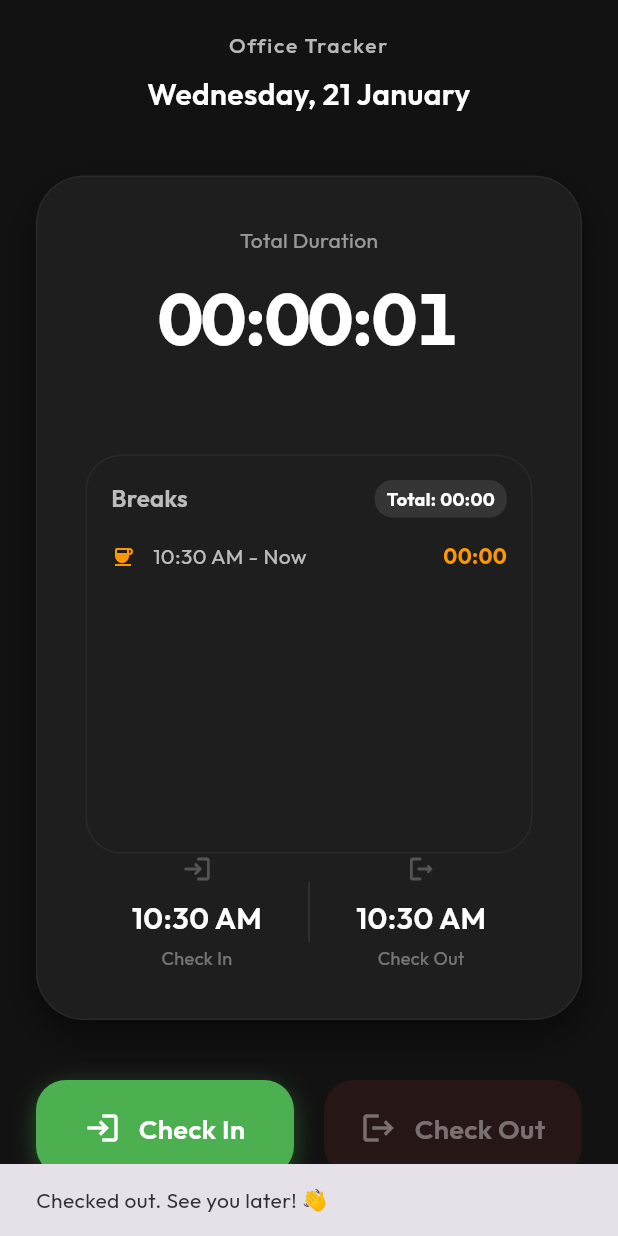
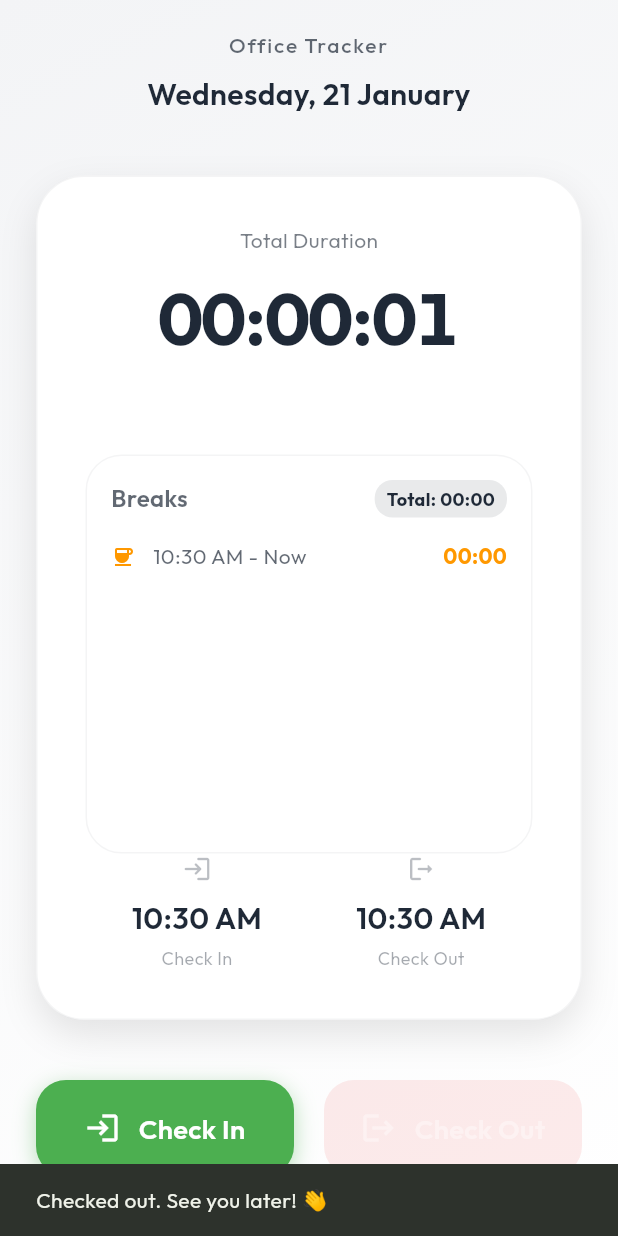
Before and after one commit to stibinottathai/Time-Tracker-Application, a Flutter app: the screen it shows after launch, after a tap on "Check In", after a tap on "Check Out", on a phone screen of 412 x 824 dp. Run offline on Flutter 3.47's test engine with Material 3 defaults, Android fonts, the phone set to English and light mode, and no system bars; our stand-ins replace google_fonts, shared_preferences.

Commit message:
made design change

```diff
--- a/lib/main.dart
+++ b/lib/main.dart
@@ -12,18 +12,60 @@ class MyApp extends StatelessWidget {
   @override
   Widget build(BuildContext context) {
     return MaterialApp(
-      title: 'Office Tracker',
+      title: 'Time Tracker',
       debugShowCheckedModeBanner: false,
-      theme: ThemeData(
-        brightness: Brightness.dark,
-        useMaterial3: true,
-        primaryColor: const Color(0xFF4CAF50),
-        scaffoldBackgroundColor: const Color(0xFF121212),
-        textTheme: GoogleFonts.outfitTextTheme(
-          Theme.of(context).textTheme,
-        ).apply(bodyColor: Colors.white, displayColor: Colors.white),
-      ),
+      themeMode: ThemeMode.system,
+      theme: _buildLightTheme(context),
+      darkTheme: _buildDarkTheme(context),
       home: const HomeScreen(),
     );
   }
+
+  ThemeData _buildLightTheme(BuildContext context) {
+    final baseTextTheme = GoogleFonts.outfitTextTheme(
+      Theme.of(context).textTheme,
+    );
+    return ThemeData(
+      brightness: Brightness.light,
+      useMaterial3: true,
+      colorScheme: ColorScheme.fromSeed(
+        seedColor: const Color(0xFF4CAF50),
+        brightness: Brightness.light,
+        surface: const Color(0xFFFFFFFF), // White surface
+        onSurface: const Color(0xFF1F2937),
+        primary: const Color(0xFF4CAF50),
+        secondary: const Color(0xFF0175C2),
+        background: const Color(0xFFF3F4F6),
+      ),
+      scaffoldBackgroundColor: const Color(0xFFF3F4F6),
+      textTheme: baseTextTheme.apply(
+        bodyColor: const Color(0xFF1F2937),
+        displayColor: const Color(0xFF1F2937),
+      ),
+    );
+  }
+
+  ThemeData _buildDarkTheme(BuildContext context) {
+    final baseTextTheme = GoogleFonts.outfitTextTheme(
+      Theme.of(context).textTheme,
+    );
+    return ThemeData(
+      brightness: Brightness.dark,
+      useMaterial3: true,
+      colorScheme: ColorScheme.fromSeed(
+        seedColor: const Color(0xFF4CAF50),
+        brightness: Brightness.dark,
+        surface: const Color(0xFF1E1E1E),
+        onSurface: Colors.white,
+        primary: const Color(0xFF4CAF50),
+        secondary: const Color(0xFF0175C2),
+        background: const Color(0xFF121212),
+      ),
+      scaffoldBackgroundColor: const Color(0xFF121212),
+      textTheme: baseTextTheme.apply(
+        bodyColor: Colors.white,
+        displayColor: Colors.white,
+      ),
+    );
+  }
 }
--- a/lib/screens/home_screen.dart
+++ b/lib/screens/home_screen.dart
@@ -85,12 +85,27 @@ class _HomeScreenState extends State<HomeScreen> {
   Widget build(BuildContext context) {
     final now = DateTime.now();
     final dateStr = DateFormat('EEEE, d MMMM').format(now);
+    final theme = Theme.of(context);
+    final isDark = theme.brightness == Brightness.dark;
 
     return Scaffold(
-      backgroundColor: const Color(0xFF121212), // Dark Premium Background
-      body: SafeArea(
+      extendBodyBehindAppBar: true,
+      body: Container(
+        decoration: BoxDecoration(
+          gradient: LinearGradient(
+            begin: Alignment.topLeft,
+            end: Alignment.bottomRight,
+            colors: isDark
+                ? [const Color(0xFF121212), const Color(0xFF1E1E1E)]
+                : [const Color(0xFFF3F4F6), const Color(0xFFFFFFFF)],
+          ),
+        ),
+        child: SafeArea(
           child: Padding(
-          padding: const EdgeInsets.symmetric(horizontal: 24.0, vertical: 20.0),
+            padding: const EdgeInsets.symmetric(
+              horizontal: 24.0,
+              vertical: 20.0,
+            ),
             child: Column(
               crossAxisAlignment: CrossAxisAlignment.stretch,
               children: [
@@ -98,7 +113,7 @@ class _HomeScreenState extends State<HomeScreen> {
                 Text(
                   'Office Tracker',
                   style: GoogleFonts.outfit(
-                  color: Colors.white70,
+                    color: theme.colorScheme.onSurface.withValues(alpha: 0.7),
                     fontSize: 14,
                     fontWeight: FontWeight.w500,
                     letterSpacing: 1.2,
@@ -109,7 +124,7 @@ class _HomeScreenState extends State<HomeScreen> {
                 Text(
                   dateStr,
                   style: GoogleFonts.outfit(
-                  color: Colors.white,
+                    color: theme.colorScheme.onSurface,
                     fontSize: 20,
                     fontWeight: FontWeight.w600,
                   ),
@@ -152,6 +167,7 @@ class _HomeScreenState extends State<HomeScreen> {
             ),
           ),
         ),
+      ),
     );
   }
 
@@ -174,16 +190,20 @@ class _HomeScreenState extends State<HomeScreen> {
 
     return Container(
       decoration: BoxDecoration(
-        color: const Color(0xFF1E1E1E),
+        color: Theme.of(context).colorScheme.surface,
         borderRadius: BorderRadius.circular(32),
         boxShadow: [
           BoxShadow(
-            color: Colors.black.withValues(alpha: 0.5),
+            color: Colors.black.withValues(alpha: 0.1),
             blurRadius: 20,
             offset: const Offset(0, 10),
           ),
         ],
-        border: Border.all(color: Colors.white.withValues(alpha: 0.05)),
+        border: Border.all(
+          color: Theme.of(
+            context,
+          ).colorScheme.onSurface.withValues(alpha: 0.05),
+        ),
       ),
       child: Stack(
         children: [
@@ -227,7 +247,9 @@ class _HomeScreenState extends State<HomeScreen> {
                 Text(
                   "Total Duration",
                   style: GoogleFonts.outfit(
-                    color: Colors.white54,
+                    color: Theme.of(
+                      context,
+                    ).colorScheme.onSurface.withValues(alpha: 0.6),
                     fontSize: 14,
                   ),
                 ),
@@ -235,7 +257,9 @@ class _HomeScreenState extends State<HomeScreen> {
                 Text(
                   formatDuration(duration),
                   style: GoogleFonts.outfit(
-                    color: isGoalMet ? const Color(0xFF4CAF50) : Colors.white,
+                    color: isGoalMet
+                        ? const Color(0xFF4CAF50)
+                        : Theme.of(context).colorScheme.onSurface,
                     fontSize: 48,
                     fontWeight: FontWeight.bold,
                     fontFeatures: [const FontFeature.tabularFigures()],
@@ -281,12 +305,16 @@ class _HomeScreenState extends State<HomeScreen> {
   Widget _buildStatItem(String label, String value, IconData icon) {
     return Column(
       children: [
-        Icon(icon, color: Colors.white24, size: 20),
+        Icon(
+          icon,
+          color: Theme.of(context).colorScheme.onSurface.withValues(alpha: 0.3),
+          size: 20,
+        ),
         const SizedBox(height: 8),
         Text(
           value,
           style: GoogleFonts.outfit(
-            color: Colors.white,
+            color: Theme.of(context).colorScheme.onSurface,
             fontSize: 20,
             fontWeight: FontWeight.w600,
           ),
@@ -294,7 +322,12 @@ class _HomeScreenState extends State<HomeScreen> {
         const SizedBox(height: 4),
         Text(
           label,
-          style: GoogleFonts.outfit(color: Colors.white38, fontSize: 12),
+          style: GoogleFonts.outfit(
+            color: Theme.of(
+              context,
+            ).colorScheme.onSurface.withValues(alpha: 0.4),
+            fontSize: 12,
+          ),
         ),
       ],
     );
@@ -314,9 +347,13 @@ class _HomeScreenState extends State<HomeScreen> {
       margin: const EdgeInsets.only(top: 24),
       padding: const EdgeInsets.all(16),
       decoration: BoxDecoration(
-        color: const Color(0xFF1E1E1E),
+        color: Theme.of(context).colorScheme.surface,
         borderRadius: BorderRadius.circular(24),
-        border: Border.all(color: Colors.white.withValues(alpha: 0.05)),
+        border: Border.all(
+          color: Theme.of(
+            context,
+          ).colorScheme.onSurface.withValues(alpha: 0.05),
+        ),
       ),
       child: Column(
         crossAxisAlignment: CrossAxisAlignment.start,
@@ -327,7 +364,9 @@ class _HomeScreenState extends State<HomeScreen> {
               Text(
                 "Breaks",
                 style: GoogleFonts.outfit(
-                  color: Colors.white70,
+                  color: Theme.of(
+                    context,
+                  ).colorScheme.onSurface.withValues(alpha: 0.7),
                   fontSize: 16,
                   fontWeight: FontWeight.w600,
                 ),
@@ -335,13 +374,15 @@ class _HomeScreenState extends State<HomeScreen> {
               Container(
                 padding: const EdgeInsets.symmetric(horizontal: 8, vertical: 4),
                 decoration: BoxDecoration(
-                  color: Colors.white.withValues(alpha: 0.1),
+                  color: Theme.of(
+                    context,
+                  ).colorScheme.onSurface.withValues(alpha: 0.1),
                   borderRadius: BorderRadius.circular(12),
                 ),
                 child: Text(
                   "Total: ${formatDuration(totalBreak)}",
                   style: GoogleFonts.outfit(
-                    color: Colors.white,
+                    color: Theme.of(context).colorScheme.onSurface,
                     fontSize: 12,
                     fontWeight: FontWeight.bold,
                   ),
@@ -365,7 +406,11 @@ class _HomeScreenState extends State<HomeScreen> {
                     children: [
                       Icon(
                         isCurrent ? Icons.coffee : Icons.check_circle_outline,
-                        color: isCurrent ? Colors.orange : Colors.white38,
+                        color: isCurrent
+                            ? Colors.orange
+                            : Theme.of(
+                                context,
+                              ).colorScheme.onSurface.withValues(alpha: 0.3),
                         size: 16,
                       ),
                       const SizedBox(width: 12),
@@ -373,7 +418,9 @@ class _HomeScreenState extends State<HomeScreen> {
                         child: Text(
                           "${DateFormat('h:mm a').format(b.start)} - ${b.end != null ? DateFormat('h:mm a').format(b.end!) : 'Now'}",
                           style: GoogleFonts.outfit(
-                            color: Colors.white70,
+                            color: Theme.of(
+                              context,
+                            ).colorScheme.onSurface.withValues(alpha: 0.7),
                             fontSize: 14,
                           ),
                         ),
@@ -381,7 +428,11 @@ class _HomeScreenState extends State<HomeScreen> {
                       Text(
                         formatDuration(b.duration),
                         style: GoogleFonts.outfit(
-                          color: isCurrent ? Colors.orange : Colors.white54,
+                          color: isCurrent
+                              ? Colors.orange
+                              : Theme.of(
+                                  context,
+                                ).colorScheme.onSurface.withValues(alpha: 0.5),
                           fontWeight: isCurrent
                               ? FontWeight.bold
                               : FontWeight.normal,
```
Also changed, not shown: pubspec.yaml (+19 -0 lines), pubspec.lock, 48 other files. Lines whose indentation alone changed are shown as unchanged.
